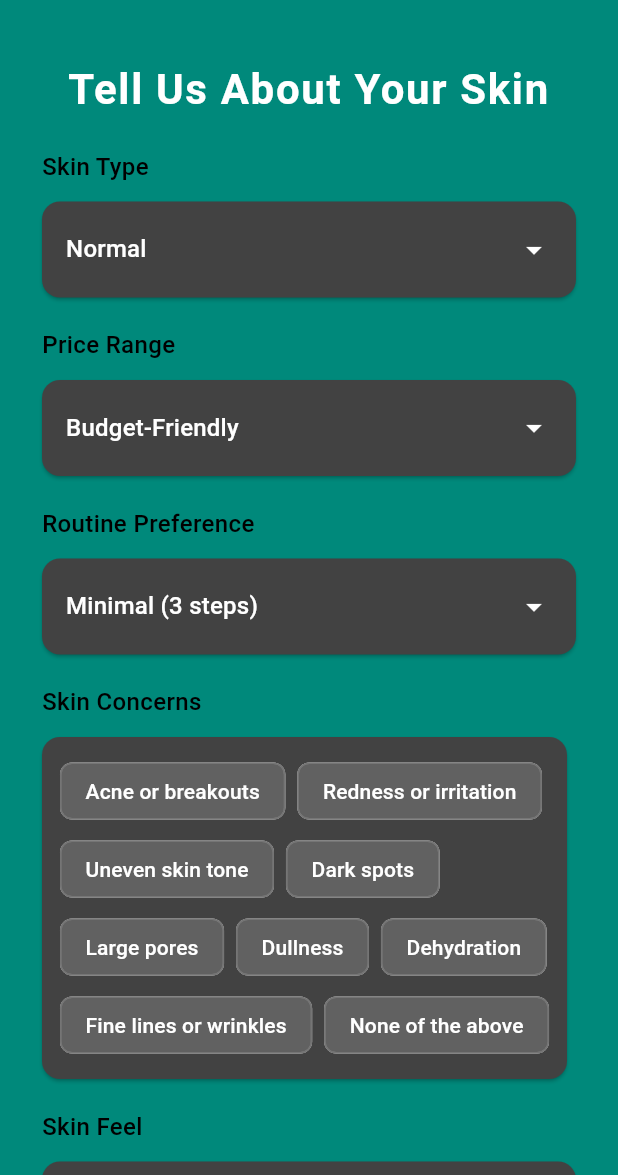
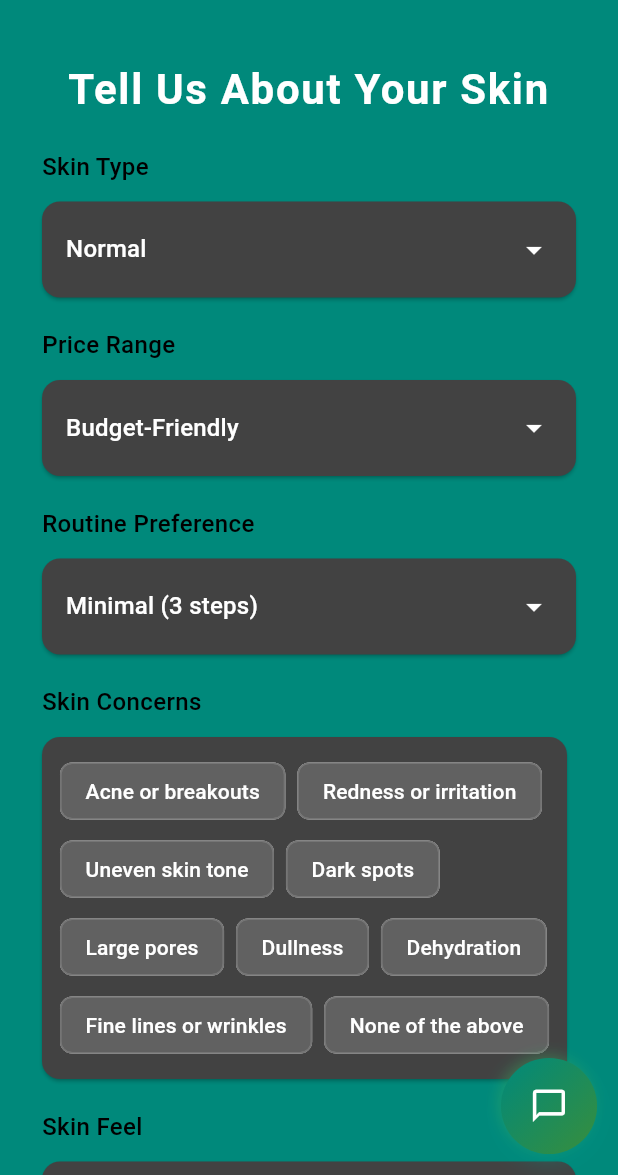
Before and after one commit to VinuDVR/Skincare-Project-CS, a Flutter app: the QuestionnairePage screen opened by its route, on a phone screen of 412 x 824 dp, the part 61-1236 px from its top. Run offline on Flutter 3.47's test engine with Material 3 defaults, Android fonts, the light colour scheme and no system bars; our stand-ins replace cached_network_image.

Commit message:
Added chat bot function

```diff
--- /dev/null
+++ b/frontend/web_application/lib/chat_fab.dart
@@ -0,0 +1,113 @@
+import 'package:flutter/material.dart';
+import 'chatbot.dart'; // Make sure this points to your chatbot screen
+
+class ChatFloatingButton extends StatefulWidget {
+  const ChatFloatingButton({Key? key}) : super(key: key);
+
+  @override
+  State<ChatFloatingButton> createState() => _ChatFloatingButtonState();
+}
+
+class _ChatFloatingButtonState extends State<ChatFloatingButton> with SingleTickerProviderStateMixin {
+  late AnimationController _animationController;
+  late Animation<double> _scaleAnimation;
+
+  @override
+  void initState() {
+    super.initState();
+    _animationController = AnimationController(
+      vsync: this,
+      duration: Duration(milliseconds: 1500),
+    )..repeat(reverse: true);
+
+    _scaleAnimation = Tween<double>(begin: 1.0, end: 1.08).animate(
+      CurvedAnimation(
+        parent: _animationController,
+        curve: Curves.easeInOut,
+      ),
+    );
+  }
+
+  @override
+  void dispose() {
+    _animationController.dispose();
+    super.dispose();
+  }
+
+  @override
+  Widget build(BuildContext context) {
+    return AnimatedBuilder(
+      animation: _animationController,
+      builder: (context, child) {
+        return Transform.scale(
+          scale: _scaleAnimation.value,
+          child: Container(
+            height: 60,
+            width: 60,
+            decoration: BoxDecoration(
+              gradient: LinearGradient(
+                colors: [Colors.teal.shade600, Colors.green.shade700],
+                begin: Alignment.topLeft,
+                end: Alignment.bottomRight,
+              ),
+              shape: BoxShape.circle,
+              boxShadow: [
+                BoxShadow(
+                  color: Colors.teal.withOpacity(0.4),
+                  blurRadius: 12,
+                  offset: Offset(0, 4),
+                ),
+                BoxShadow(
+                  color: Colors.green.withOpacity(0.3),
+                  blurRadius: 6,
+                  offset: Offset(-2, -2),
+                ),
+              ],
+            ),
+            child: Material(
+              color: Colors.transparent,
+              child: InkWell(
+                onTap: () {
+                  Navigator.push(
+                    context,
+                    PageRouteBuilder(
+                      pageBuilder: (context, animation, secondaryAnimation) => const SkincareChatPage(),
+                      transitionsBuilder: (context, animation, secondaryAnimation, child) {
+                        var begin = Offset(0.0, 1.0);
+                        var end = Offset.zero;
+                        var curve = Curves.easeOutCubic;
+
+                        var tween = Tween(begin: begin, end: end).chain(CurveTween(curve: curve));
+                        var offsetAnimation = animation.drive(tween);
+
+                        return SlideTransition(
+                          position: offsetAnimation,
+                          child: child,
+                        );
+                      },
+                      transitionDuration: Duration(milliseconds: 500),
+                    ),
+                  );
+                },
+                customBorder: CircleBorder(),
+                splashColor: Colors.white.withOpacity(0.3),
+                child: Center(
+                  child: Stack(
+                    alignment: Alignment.center,
+                    children: [
+                      Icon(
+                        Icons.chat_bubble_outline,
+                        color: Colors.white,
+                        size: 24,
+                      ),
+                    ],
+                  ),
+                ),
+              ),
+            ),
+          ),
+        );
+      },
+    );
+  }
+}
--- a/frontend/web_application/lib/main.dart
+++ b/frontend/web_application/lib/main.dart
@@ -1,6 +1,7 @@
 import 'package:flutter/material.dart';
 import 'questionnaire_page.dart';
 import 'onboarding.dart';
+import 'chat_fab.dart';
 
 void main() {
   runApp(MyApp());
@@ -128,6 +129,7 @@ class _HomePageState extends State<HomePage> with SingleTickerProviderStateMixin
           );
         },
       ),
+      floatingActionButton: const ChatFloatingButton(),
     );
   }
 
--- a/frontend/web_application/lib/questionnaire_page.dart
+++ b/frontend/web_application/lib/questionnaire_page.dart
@@ -4,6 +4,7 @@ import 'package:http/http.dart' as http;
 import 'recommendation_page.dart';
 import 'product_model.dart';
 import 'main.dart';
+import 'chat_fab.dart';
 
 class QuestionnairePage extends StatefulWidget {
   @override
@@ -265,6 +266,7 @@ class _QuestionnairePageState extends State<QuestionnairePage> {
           ),
         ),
       ),
+      floatingActionButton: const ChatFloatingButton(),
     );
   }
 
--- a/frontend/web_application/pubspec.yaml
+++ b/frontend/web_application/pubspec.yaml
@@ -10,12 +10,15 @@ environment:
 
 dependencies:
   cached_network_image: ^3.2.3
+  dash_chat_2: ^0.0.18
   http: ^0.13.4
   url_launcher: ^6.1.7
   shimmer: ^2.0.0
 
   flutter:
     sdk: flutter
+
+
 
   english_words: ^4.0.0
   provider: ^6.1.2
```
Also changed, not shown: frontend/web_application/lib/chatbot.dart (added, +372 -0 lines), frontend/web_application/pubspec.lock, 2 other files.
